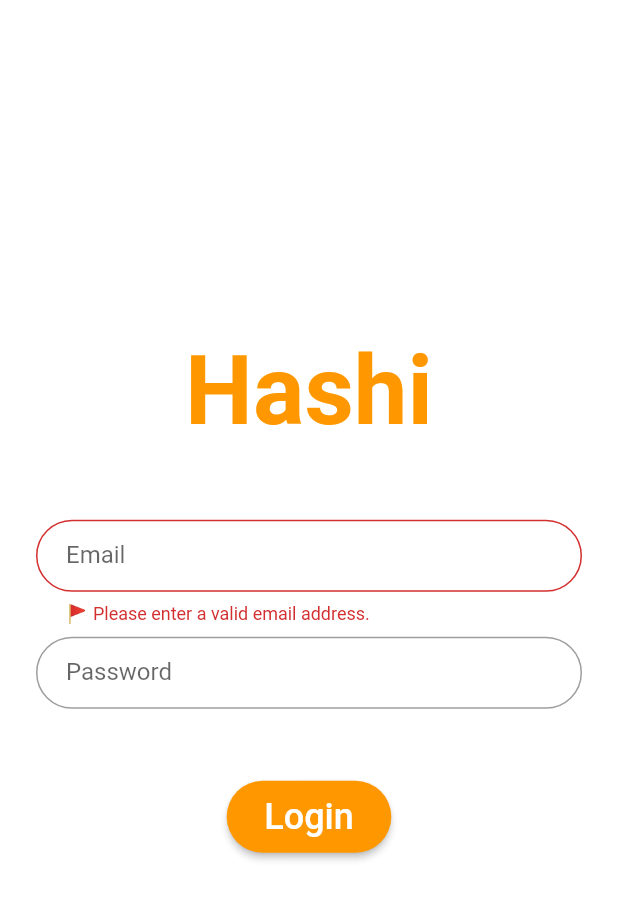
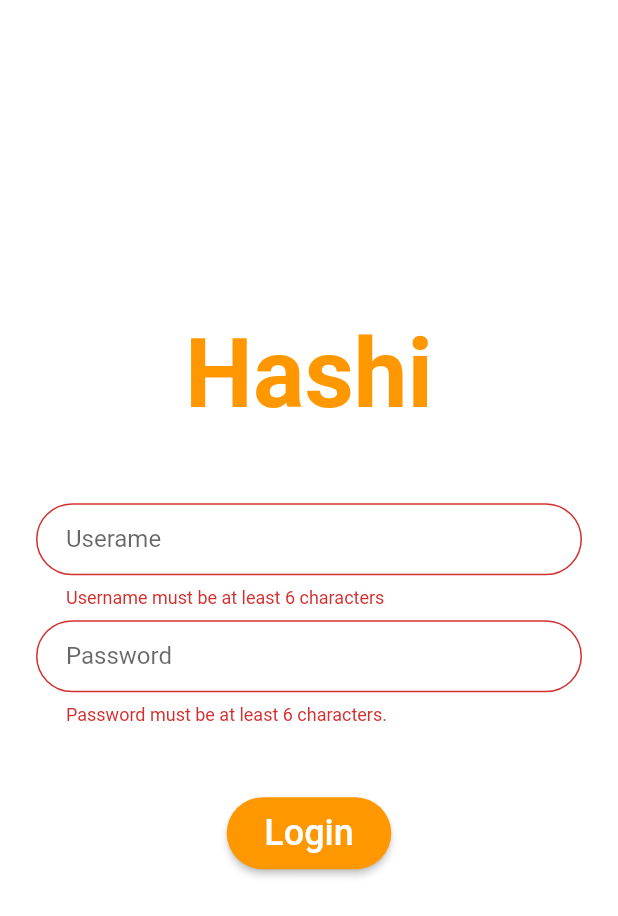
Before and after one commit to LukaDeBakker/LuRe, a Flutter app: the screen it shows after launch, after a tap on "Login", on a phone screen of 412 x 824 dp. Shown: the top 916 px of the screen. Run offline on Flutter 3.47's test engine with Material 2 defaults, Android fonts, the light colour scheme and no system bars; Roboto replaces fonts that are missing (RobotoMono).

Commit message:
🐛 Finished form validation and reworked login.

```diff
--- a/lure/lib/pages/login_page.dart
+++ b/lure/lib/pages/login_page.dart
@@ -46,7 +46,7 @@ class LoginForm extends StatefulWidget {
 }
 
 class _LoginFormState extends State<LoginForm> {
-  final TextEditingController emailController = TextEditingController();
+  final TextEditingController usernameController = TextEditingController();
   final TextEditingController passwordController = TextEditingController();
   final MangaDexapi _mangaDexapi = MangaDexapi();
   final GlobalKey<FormState> _formKey = GlobalKey<FormState>();
@@ -62,8 +62,8 @@ class _LoginFormState extends State<LoginForm> {
       return;
     }
 
-    final token =
-        await _mangaDexapi.login(emailController.text, passwordController.text);
+    final token = await _mangaDexapi.login(
+        usernameController.text, passwordController.text);
 
     if (token.result == "ok") {
       ScaffoldMessenger.of(context).hideCurrentSnackBar();
@@ -89,13 +89,13 @@ class _LoginFormState extends State<LoginForm> {
       child: Column(
         children: <Widget>[
           TextFormField(
-            controller: emailController,
-            keyboardType: TextInputType.emailAddress,
+            controller: usernameController,
+            keyboardType: TextInputType.text,
             validator: (value) {
               return LoginFormValidator.validateEmail(value ?? "");
             },
             decoration: InputDecoration(
-                labelText: 'Email',
+                labelText: 'Userame',
                 contentPadding: const EdgeInsets.fromLTRB(20, 10, 20, 10),
                 border: OutlineInputBorder(
                   borderRadius: BorderRadius.circular(24),
@@ -106,6 +106,9 @@ class _LoginFormState extends State<LoginForm> {
             controller: passwordController,
             autofocus: false,
             obscureText: true,
+            validator: (value) {
+              return LoginFormValidator.validatePassword(value ?? "");
+            },
             decoration: InputDecoration(
                 labelText: 'Password',
                 contentPadding: const EdgeInsets.fromLTRB(20, 10, 20, 10),
--- a/lure/lib/utils/form_validator.dart
+++ b/lure/lib/utils/form_validator.dart
@@ -1,10 +1,21 @@
 class LoginFormValidator {
   static String? validateEmail(String email) {
-    Pattern pattern = r'^[a-zA-Z0-9.]+@[a-zA-Z0-9]+\.[a-zA-Z]+';
+    Pattern pattern = r'^.{6,}$';
     RegExp regex = RegExp(pattern as String);
 
     if (!regex.hasMatch(email)) {
-      return '🚩 Please enter a valid email address.';
+      return 'Username must be at least 6 characters';
+    } else {
+      return null;
+    }
+  }
+
+  static String? validatePassword(String password) {
+    Pattern pattern = r'^.{6,}$';
+    RegExp regex = RegExp(pattern as String);
+
+    if (!regex.hasMatch(password)) {
+      return 'Password must be at least 6 characters.';
     } else {
       return null;
     }
```
